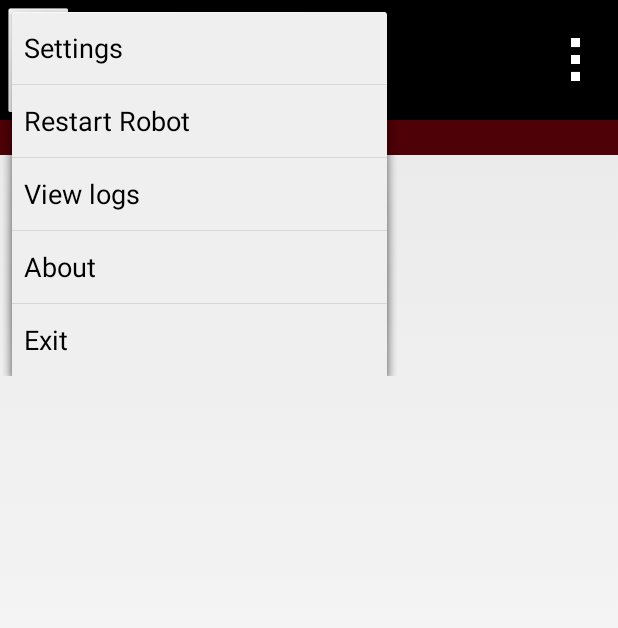
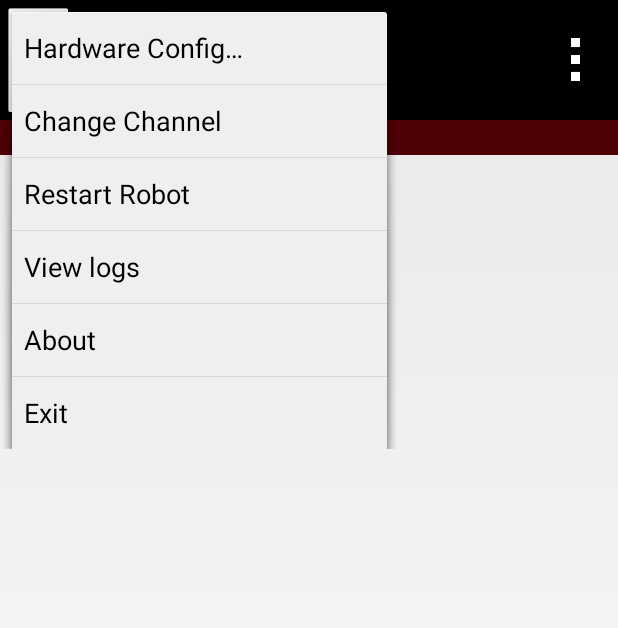
Before and after one commit to De-Evolution/4278-Controller-App, an Android app: the screen it shows after launch (FtcRobotControllerActivity), after a tap on "menu_buttons", on a phone screen of 412 x 824 dp. Shown: the top 628 px of the screen. Run offline under Robolectric (Android 15) with nearby library versions, the phone set to English and light mode, and no system bars; libraries missing offline, so code that uses them is left out: com.qualcomm.ftccommon, com.qualcomm.robotcore; 14 statements that could not run were skipped.

Commit message:
Move configuration settings to top level.

```diff
--- a/FtcRobotController/src/main/res/menu/ftc_robot_controller.xml
+++ b/FtcRobotController/src/main/res/menu/ftc_robot_controller.xml
@@ -1,10 +1,17 @@
 <menu xmlns:android="http://schemas.android.com/apk/res/android" >
 
   <item
-    android:id="@+id/action_settings"
-    android:orderInCategory="99"
+    android:id="@+id/action_choose_config_file"
+    android:orderInCategory="98"
     android:showAsAction="never"
-    android:title="@string/settings_menu_item"/>
+    android:title="@string/choose_config_menu_item"/>
+
+    <item
+        android:id="@+id/action_change_wifi_channel"
+        android:orderInCategory="99"
+        android:showAsAction="never"
+        android:title="@string/change_channel_menu_item"/>
+
   <item
     android:id="@+id/action_restart_robot"
     android:orderInCategory="100"
--- a/FtcRobotController/src/main/res/values/strings.xml
+++ b/FtcRobotController/src/main/res/values/strings.xml
@@ -34,6 +34,8 @@
   <string name="warning_sign_emoji">⚠️</string>
   <string name="error_emoji">🚫</string>
   <string name="info_emoji">🚩</string>
+    <string name="change_channel_menu_item">Change Channel</string>
+    <string name="choose_config_menu_item">Hardware Config…</string>
 
 
 </resources>
--- a/settings.gradle
+++ b/settings.gradle
@@ -1,2 +1,2 @@
 // FTC Apps
-include (':FtcRobotController')
+include(':FtcRobotController')
```
Also changed, not shown: FtcRobotController/src/main/java/com/qualcomm/ftcrobotcontroller/FtcRobotControllerActivity.java (+7 -5 lines).
